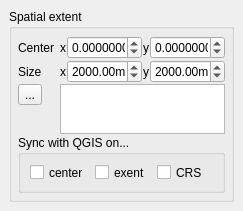
First picture: the form in timeseriesviewer/ui/navigationdock.ui, repository jakimowb/eo-time-series-viewer, before the edit.
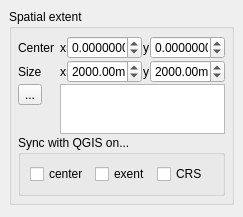
Second picture: the form after the edit. Icons and pictures are not drawn.

Commit message: disabled visibility of TimeSeriesDockUI filters widgets TsvMapCanvas::stretchToCurrentExtent stretches QgsSingleBandPseudoColorRenderer

What changed in the file:
```diff
--- a/timeseriesviewer/ui/navigationdock.ui
+++ b/timeseriesviewer/ui/navigationdock.ui
@@ -7,7 +7,7 @@
     <x>0</x>
     <y>0</y>
     <width>237</width>
-    <height>211</height>
+    <height>217</height>
    </rect>
   </property>
   <property name="windowTitle">
@@ -391,6 +391,19 @@
       </layout>
      </widget>
     </item>
+    <item>
+     <spacer name="verticalSpacer">
+      <property name="orientation">
+       <enum>Qt::Vertical</enum>
+      </property>
+      <property name="sizeHint" stdset="0">
+       <size>
+        <width>0</width>
+        <height>0</height>
+       </size>
+      </property>
+     </spacer>
+    </item>
    </layout>
   </widget>
   <action name="actionLastTSD">
```
The commit also changes 5 other files.
